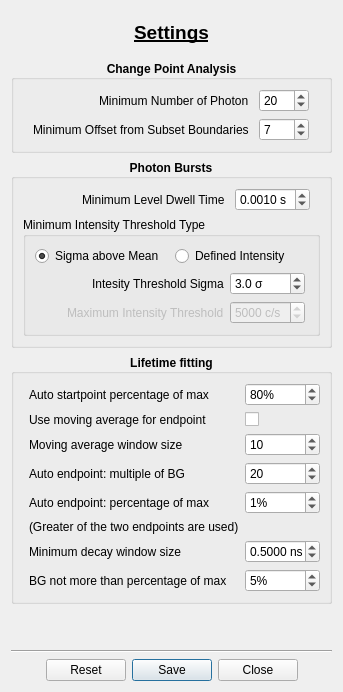
Before: the Qt Designer form src/resources/ui/settings_dialog.ui in BioPhysicsUP/Full_SMS, drawn with Qt 5.
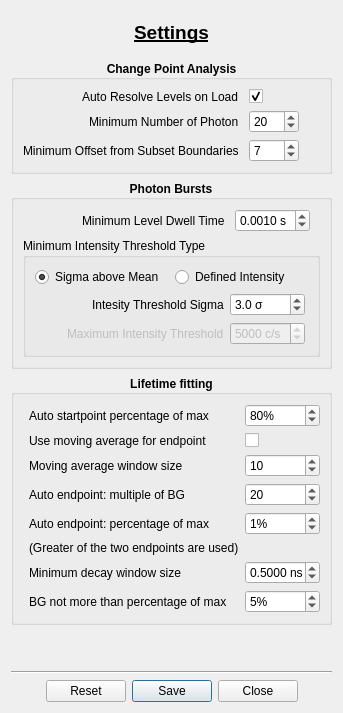
After: the same form once the commit is applied.

Commit message: Fixed a bug causing plots in Grouping tab to be disabled. Disabled multi-threading for lifetime fitting to improve memory use. Added option to disable auto resolve levels.

Diff of the .ui file:
```diff
--- a/src/resources/ui/settings_dialog.ui
+++ b/src/resources/ui/settings_dialog.ui
@@ -103,7 +103,7 @@
       <property name="rightMargin">
        <number>30</number>
       </property>
-      <item row="0" column="0">
+      <item row="1" column="0">
        <widget class="QLabel" name="label_3">
         <property name="font">
          <font>
@@ -116,7 +116,7 @@
         </property>
        </widget>
       </item>
-      <item row="0" column="1">
+      <item row="1" column="1">
        <widget class="QSpinBox" name="spbCPA_min_num_photons">
         <property name="maximumSize">
          <size>
@@ -141,7 +141,7 @@
         </property>
        </widget>
       </item>
-      <item row="1" column="0">
+      <item row="2" column="0">
        <widget class="QLabel" name="label_4">
         <property name="font">
          <font>
@@ -154,7 +154,7 @@
         </property>
        </widget>
       </item>
-      <item row="1" column="1">
+      <item row="2" column="1">
        <widget class="QSpinBox" name="spbCPA_min_boundary_off">
         <property name="maximumSize">
          <size>
@@ -179,6 +179,29 @@
         </property>
        </widget>
       </item>
+      <item row="0" column="1">
+       <widget class="QCheckBox" name="chbAutoResolveLevels">
+        <property name="text">
+         <string/>
+        </property>
+        <property name="checked">
+         <bool>true</bool>
+        </property>
+       </widget>
+      </item>
+      <item row="0" column="0">
+       <widget class="QLabel" name="label_14">
+        <property name="font">
+         <font>
+          <weight>50</weight>
+          <bold>false</bold>
+         </font>
+        </property>
+        <property name="text">
+         <string>Auto Resolve Levels on Load</string>
+        </property>
+       </widget>
+      </item>
      </layout>
     </widget>
    </item>
```
The commit also changes 6 other files.
